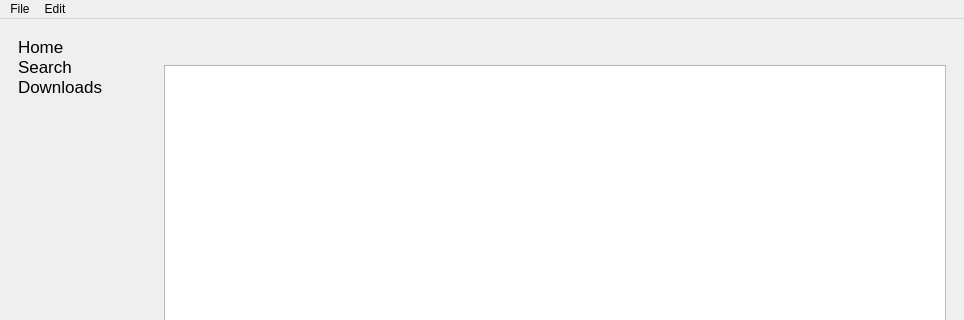
Docheinstein/music-dragon, file res/ui/mainwindow.ui: the form before one commit; both pictures show x 0 to 964 and y 0 to 320 of the 964 by 715 pixel window.
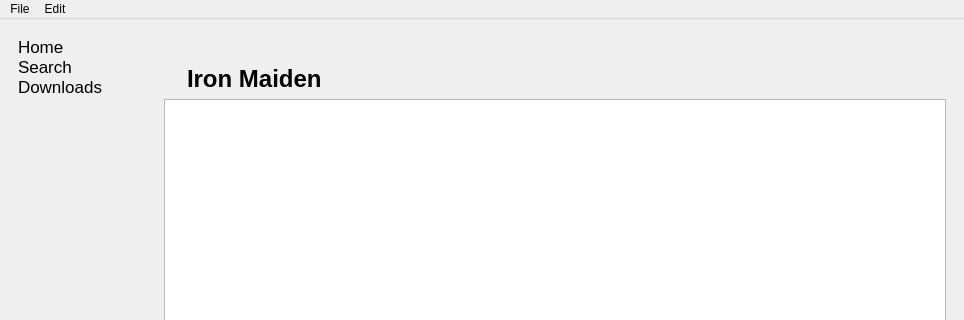
The form after the commit. Icons and pictures are not drawn. Custom widgets are drawn as their Qt base class.

Commit message: Barebone implementation of artist searh and artist's albums retrieval

```diff
--- a/res/ui/mainwindow.ui
+++ b/res/ui/mainwindow.ui
@@ -150,7 +150,7 @@
       <item>
        <widget class="QStackedWidget" name="pages">
         <property name="currentIndex">
-         <number>2</number>
+         <number>4</number>
         </property>
         <widget class="QWidget" name="homePage">
          <layout class="QVBoxLayout" name="verticalLayout_4">
@@ -342,6 +342,88 @@
           </item>
          </layout>
         </widget>
+        <widget class="QWidget" name="artistPage">
+         <layout class="QVBoxLayout" name="verticalLayout_9">
+          <item>
+           <layout class="QHBoxLayout" name="horizontalLayout_6">
+            <property name="spacing">
+             <number>0</number>
+            </property>
+            <item>
+             <widget class="QLabel" name="artistCover">
+              <property name="sizePolicy">
+               <sizepolicy hsizetype="Fixed" vsizetype="Fixed">
+                <horstretch>0</horstretch>
+                <verstretch>0</verstretch>
+               </sizepolicy>
+              </property>
+              <property name="maximumSize">
+               <size>
+                <width>160</width>
+                <height>160</height>
+               </size>
+              </property>
+              <property name="text">
+               <string/>
+              </property>
+              <property name="pixmap">
+               <pixmap>../images/questionmark.png</pixmap>
+              </property>
+              <property name="scaledContents">
+               <bool>true</bool>
+              </property>
+             </widget>
+            </item>
+            <item>
+             <layout class="QVBoxLayout" name="verticalLayout_8">
+              <property name="leftMargin">
+               <number>16</number>
+              </property>
+              <item>
+               <widget class="QLabel" name="artistName">
+                <property name="sizePolicy">
+                 <sizepolicy hsizetype="Preferred" vsizetype="Preferred">
+                  <horstretch>0</horstretch>
+                  <verstretch>3</verstretch>
+                 </sizepolicy>
+                </property>
+                <property name="font">
+                 <font>
+                  <pointsize>18</pointsize>
+                  <weight>75</weight>
+                  <bold>true</bold>
+                 </font>
+                </property>
+                <property name="text">
+                 <string>Iron Maiden</string>
+                </property>
+                <property name="alignment">
+                 <set>Qt::AlignLeading|Qt::AlignLeft|Qt::AlignVCenter</set>
+                </property>
+               </widget>
+              </item>
+             </layout>
+            </item>
+            <item>
+             <spacer name="horizontalSpacer_4">
+              <property name="orientation">
+               <enum>Qt::Horizontal</enum>
+              </property>
+              <property name="sizeHint" stdset="0">
+               <size>
+                <width>40</width>
+                <height>20</height>
+               </size>
+              </property>
+             </spacer>
+            </item>
+           </layout>
+          </item>
+          <item>
+           <widget class="ArtistAlbumsWidget" name="artistAlbums"/>
+          </item>
+         </layout>
+        </widget>
        </widget>
       </item>
      </layout>
@@ -394,6 +476,11 @@
    <extends>QListWidget</extends>
    <header>downloadswidget.h</header>
   </customwidget>
+  <customwidget>
+   <class>ArtistAlbumsWidget</class>
+   <extends>QListWidget</extends>
+   <header>artistalbumswidget.h</header>
+  </customwidget>
  </customwidgets>
  <resources/>
  <connections/>
```
The commit also changes 11 other files.
